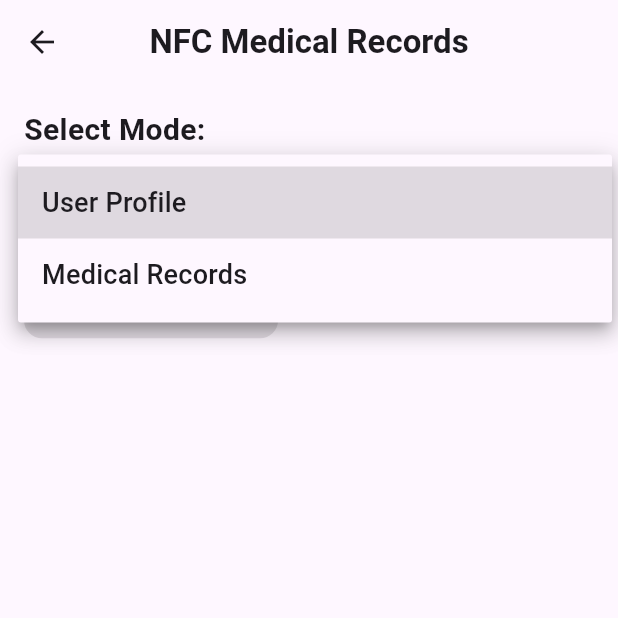
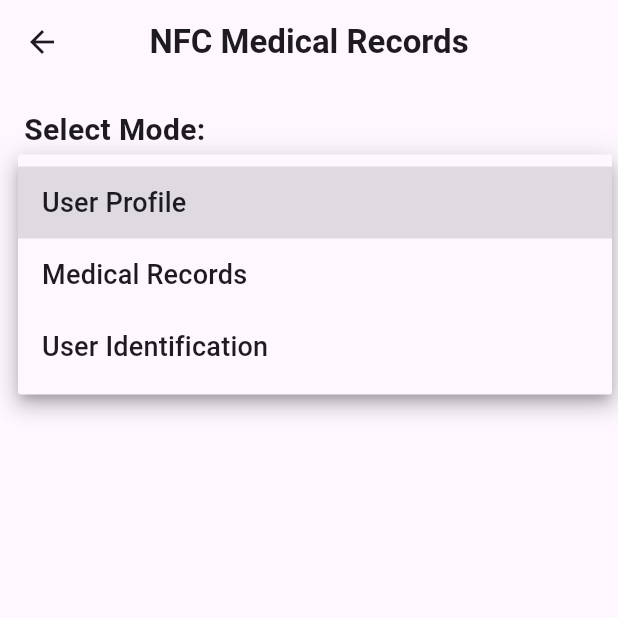
Before and after one commit to webh-771/data-tap, a Flutter app: the ReadPage screen opened directly, after a tap on the "arrow drop down" icon, on a phone screen of 412 x 824 dp, the top half of it. Run offline on Flutter 3.47's test engine with Material 3 defaults, Android fonts, the phone set to English and light mode, and no system bars; our stand-ins replace cloud_firestore, firebase_auth, firebase_core; missing offline and left inert: nfc_manager; accounts and stored records are empty.

Commit message:
reads user identification now

```diff
--- a/lib/screens/read_page.dart
+++ b/lib/screens/read_page.dart
@@ -12,6 +12,7 @@ class ReadPage extends StatefulWidget {
 class _ReadPageState extends State<ReadPage> {
   Map<String, dynamic> profileData = {};
   Map<String, dynamic> medicalRecords = {};
+  Map<String, dynamic> userIdentificationData = {};
   String? errorMessage;
   String? selectedRecordKey;
   String? selectedMode;
@@ -106,6 +107,18 @@ class _ReadPageState extends State<ReadPage> {
             selectedRecordKey = null;
           });
         }
+      } else if (selectedMode == 'User Identification') {
+        final doc = await FirebaseFirestore.instance.collection('user_identification').doc(uid).get();
+        if (doc.exists) {
+          setState(() {
+            userIdentificationData = doc.data()!;
+          });
+        } else {
+          setState(() {
+            errorMessage = "No user identification found.";
+            userIdentificationData = {};
+          });
+        }
       }
     } catch (e) {
       setState(() {
@@ -154,6 +167,7 @@ class _ReadPageState extends State<ReadPage> {
               ),
             if (selectedMode == 'User Profile' && profileData.isNotEmpty) _buildProfileCard(),
             if (selectedMode == 'Medical Records' && medicalRecords.isNotEmpty) _buildMedicalRecordCard(),
+            if (selectedMode == 'User Identification' && userIdentificationData.isNotEmpty) _buildUserIdentificationCard(),
           ],
         ),
       ),
@@ -176,7 +190,7 @@ class _ReadPageState extends State<ReadPage> {
               selectedMode = newValue;
             });
           },
-          items: ['User Profile', 'Medical Records'].map((String mode) {
+          items: ['User Profile', 'Medical Records', 'User Identification'].map((String mode) {
             return DropdownMenuItem<String>(
               value: mode,
               child: Text(mode, style: const TextStyle(fontSize: 18)),
@@ -203,6 +217,10 @@ class _ReadPageState extends State<ReadPage> {
           _buildDataCard(medicalRecords[selectedRecordKey], Colors.green.shade50),
       ],
     );
+  }
+
+  Widget _buildUserIdentificationCard() {
+    return _buildDataCard(userIdentificationData, Colors.purple.shade50);
   }
 
   Widget _buildMedicalRecordsDropdown() {
```
Also changed, not shown: pubspec.lock.
